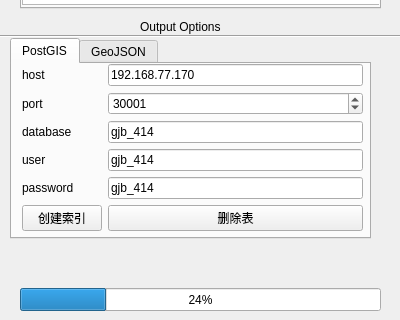
This is src/plugins/txtinput/txtinputDock.ui in ParnDeedlit/QGIS as Qt 5 draws it before an edit; both pictures show x 0 to 400 and y 322 to 642 of the 400 by 729 pixel window. The edited form follows.
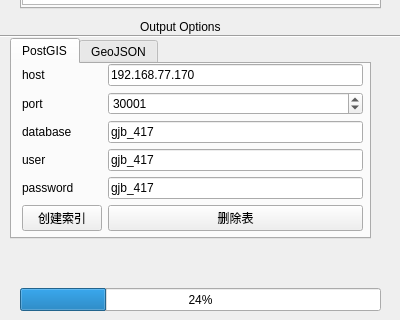
This is the edited form.

The edit to the form file:
```diff
--- a/src/plugins/txtinput/txtinputDock.ui
+++ b/src/plugins/txtinput/txtinputDock.ui
@@ -231,7 +231,7 @@
         <x>10</x>
         <y>0</y>
         <width>341</width>
-        <height>171</height>
+        <height>189</height>
        </rect>
       </property>
       <layout class="QFormLayout" name="formLayout">
@@ -276,7 +276,7 @@
        <item row="2" column="1">
         <widget class="QLineEdit" name="databaseEdit">
          <property name="text">
-          <string>gjb_414</string>
+          <string>gjb_417</string>
          </property>
         </widget>
        </item>
@@ -290,7 +290,7 @@
        <item row="3" column="1">
         <widget class="QLineEdit" name="userEdit">
          <property name="text">
-          <string>gjb_414</string>
+          <string>gjb_417</string>
          </property>
         </widget>
        </item>
@@ -304,7 +304,7 @@
        <item row="4" column="1">
         <widget class="QLineEdit" name="passwordEdit">
          <property name="text">
-          <string>gjb_414</string>
+          <string>gjb_417</string>
          </property>
         </widget>
        </item>
```
